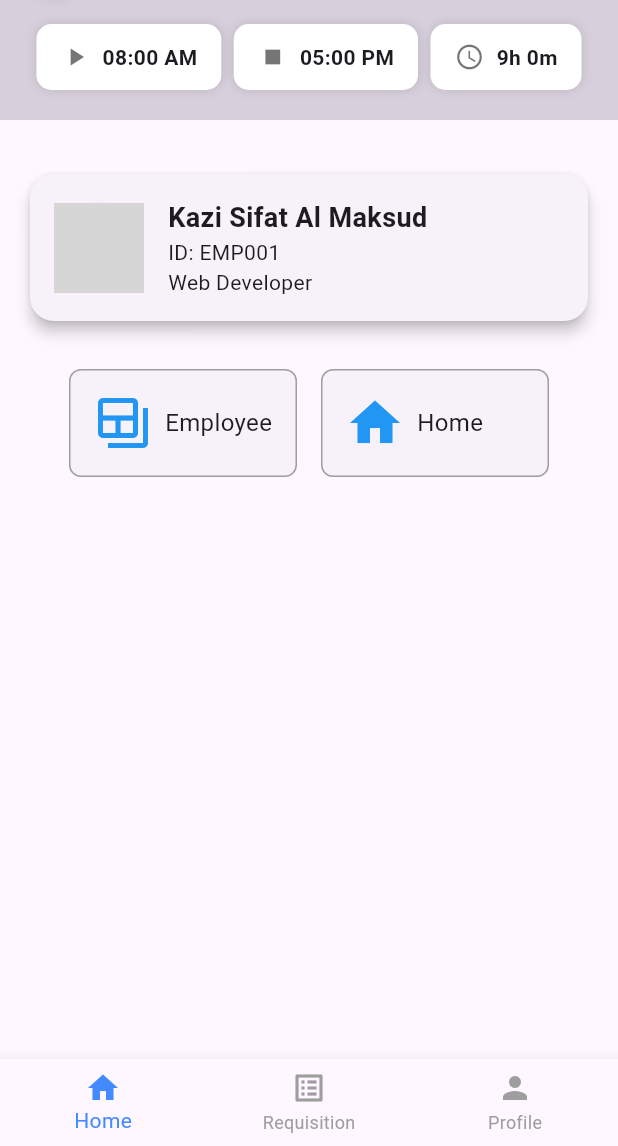
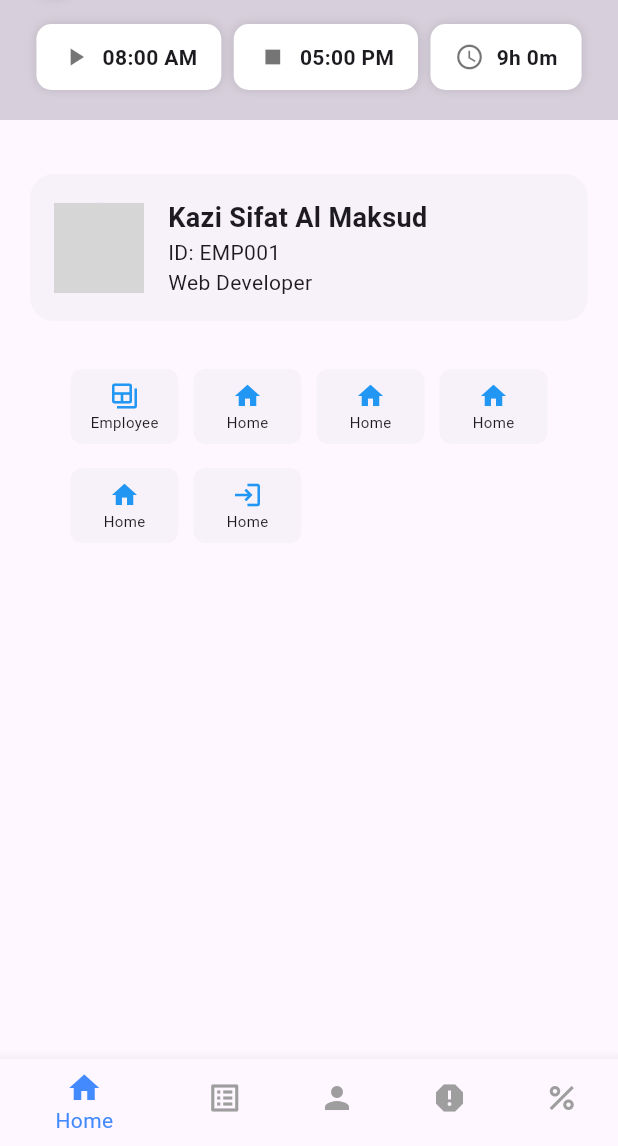
Before and after one commit to KaziSifatAlMaksud/Flutter_Management_Application, a Flutter app: the screen it shows after launch, on a phone screen of 412 x 824 dp, the part 90-1236 px from its top. Run offline on Flutter 3.47's test engine with Material 3 defaults, Android fonts, the phone set to English and light mode, and no system bars; our stand-ins replace fluttertoast; grey boxes are pictures that could not be loaded.

Commit message:
add icon

```diff
--- a/lib/presentation/screens/home.dart
+++ b/lib/presentation/screens/home.dart
@@ -24,7 +24,7 @@ class HomePage extends StatelessWidget {
             Padding(
               padding: const EdgeInsets.all(16.0),
               child: Card(
-                elevation: 4,
+                elevation: 0,
                 shape: RoundedRectangleBorder(
                   borderRadius: BorderRadius.circular(16),
                 ),
@@ -61,11 +61,15 @@ class HomePage extends StatelessWidget {
             Container(
               padding: EdgeInsets.all(8.0),
               child: Wrap(
-                spacing: 8.0, // Horizontal space between cards
+                spacing: 2.0, // Horizontal space between cards
                 runSpacing: 8.0, // Vertical space between rows
                 children: [
                   buildCard(context, '/users', Icons.backup_table_outlined , 'Employee'),
                   buildCard(context, '/home', Icons.home, 'Home'),
+                  buildCard(context, '/home', Icons.home, 'Home'),
+                  buildCard(context, '/home', Icons.home, 'Home'),
+                  buildCard(context, '/home', Icons.home, 'Home'),
+                  buildCard(context, '/signUp', Icons.login, 'Home'),
                   // buildCard(),
                   // buildCard(),
                   // buildCard(),
--- a/lib/presentation/screens/splashscreen.dart
+++ b/lib/presentation/screens/splashscreen.dart
@@ -9,7 +9,8 @@ class _SplashScreenState extends State<SplashScreen> {
   @override
   void initState() {
     super.initState();
-    Future.delayed(Duration(seconds: 4), () {
+    Future.delayed(Duration(seconds: 2), () {
+
       Navigator.pushReplacementNamed(context, '/home');
     });
   }
@@ -17,6 +18,7 @@ class _SplashScreenState extends State<SplashScreen> {
   @override
   Widget build(BuildContext context) {
     return Scaffold(
+      backgroundColor: Colors.white,
       body: Center(
         child: Image.asset(
           'assets/image/preloader.jpg',
--- a/lib/presentation/widgets/bottomNavigationBar.dart
+++ b/lib/presentation/widgets/bottomNavigationBar.dart
@@ -30,6 +30,14 @@ class CustomBottomNavigationBar extends StatelessWidget {
           icon: Icon(Icons.person),
           label: 'Profile',
         ),
+        BottomNavigationBarItem(
+          icon: Icon(Icons.report),
+          label: 'Profile',
+        ),
+        BottomNavigationBarItem(
+          icon: Icon(Icons.percent),
+          label: 'Profile',
+        ),
       ],
     );
   }
--- a/lib/presentation/widgets/homeCard.dart
+++ b/lib/presentation/widgets/homeCard.dart
@@ -2,10 +2,10 @@ import 'package:flutter/material.dart';
 
 Widget buildCard(BuildContext context, String url, IconData icon, String title) {
   return SizedBox(
-    width: 160, // Controls card width to allow multiple in a row
+    width: 80, // Controls card width to allow multiple in a row
     child: Card(
       shape: RoundedRectangleBorder(
-        side: BorderSide(color: Colors.grey, width: 1),
+        // side: BorderSide(color: Colors.grey, width: 1),
         borderRadius: BorderRadius.circular(8),
       ),
       elevation: 0,
@@ -15,13 +15,13 @@ Widget buildCard(BuildContext context, String url, IconData icon, String title)
           Navigator.pushNamed(context, url);
         },
         child: Padding(
-          padding: EdgeInsets.all(16.0),
-          child: Row(
+          padding: EdgeInsets.all(8.0),
+          child: Column(
             mainAxisSize: MainAxisSize.min,
             children: [
-              Icon(icon, size: 40, color: Colors.blue),
+              Icon(icon, size: 20, color: Colors.blue),
               SizedBox(width: 8), // Horizontal spacing in Row
-              Text(title, style: TextStyle(fontSize: 16)),
+              Text(title, style: TextStyle(fontSize: 10)),
             ],
           ),
         ),
--- a/lib/routes/routes.dart
+++ b/lib/routes/routes.dart
@@ -3,12 +3,15 @@ import '../presentation/screens/home.dart';
 import '../presentation/screens/user_list_screen.dart';
 import '../presentation/screens/profile.dart';
 import '../presentation/screens/splashscreen.dart';
+import '../presentation/screens/signUpScreen.dart';
 
 class AppRoutes {
   static Map<String, WidgetBuilder> get routes => {
-    '/': (context) =>  SplashScreen(),
+    // '/': (context) =>  SplashScreen(),
+    '/': (context) =>  HomePage(),
     '/home': (context) => const HomePage(),
     '/users': (context) => UserListScreen(),
     '/profile': (context) =>  ProfilePage(),
+    '/signUp' : (context) => SignInPage(),
   };
 }
```
Also changed, not shown: lib/presentation/screens/signUpScreen.dart (added, +114 -0 lines), lib/presentation/widgets/rightDrawer.dart (+8 -0 lines), pubspec.yaml (+8 -1 lines), assets/icon/app_icon.png (added), assets/image/icon/app_icon.png (deleted), 27 other files.
